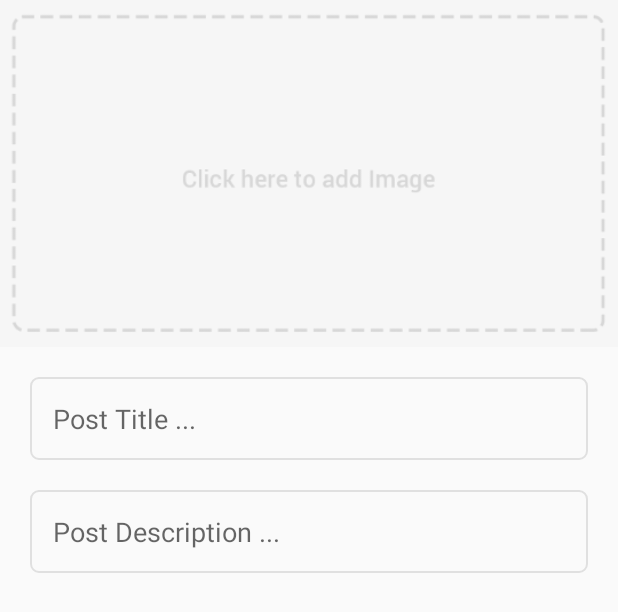
After one commit to solandmedotru/SimpleBlog, an Android app: the layout activity_blog_single.xml on its own in the app's theme, with its tools: preview values and no code run, on a phone screen of 412 x 824 dp. The commit adds this screen. Shown: the top 612 px of the screen. Run offline under Robolectric (Android 15) with nearby library versions, the light colour scheme and no system bars.

Commit message:
Added single post editor

```diff
--- a/app/src/main/AndroidManifest.xml
+++ b/app/src/main/AndroidManifest.xml
@@ -24,6 +24,7 @@
         <activity
             android:name="com.theartofdev.edmodo.cropper.CropImageActivity"
             android:theme="@style/Base.Theme.AppCompat" />
+        <activity android:name=".BlogSingleActivity"></activity>
     </application>
 
 </manifest>
--- a/app/src/main/java/ru/solandme/simpleblog/MainActivity.java
+++ b/app/src/main/java/ru/solandme/simpleblog/MainActivity.java
@@ -96,8 +96,9 @@ public class MainActivity extends AppCompatActivity {
                         viewHolder.view.setOnClickListener(new View.OnClickListener() {
                             @Override
                             public void onClick(View v) {
-
-
+                                Intent singleBlogIntent = new Intent(MainActivity.this, BlogSingleActivity.class);
+                                singleBlogIntent.putExtra("postKey", postKey);
+                                startActivity(singleBlogIntent);
                             }
                         });
 
--- /dev/null
+++ b/app/src/main/res/layout/activity_blog_single.xml
@@ -0,0 +1,82 @@
+<?xml version="1.0" encoding="utf-8"?>
+<RelativeLayout xmlns:android="http://schemas.android.com/apk/res/android"
+    xmlns:tools="http://schemas.android.com/tools"
+    android:id="@+id/activity_post"
+    android:layout_width="match_parent"
+    android:layout_height="match_parent"
+    tools:context="ru.solandme.simpleblog.PostActivity">
+
+
+    <ImageButton
+        android:id="@+id/singleImageSelect"
+        android:layout_width="match_parent"
+        android:layout_height="wrap_content"
+        android:adjustViewBounds="true"
+        android:background="#00ffffff"
+        android:contentDescription="@string/post_image"
+        android:scaleType="centerCrop"
+        android:src="@mipmap/add_btn" />
+
+    <EditText
+        android:id="@+id/singleTitleField"
+        android:layout_width="match_parent"
+        android:layout_height="wrap_content"
+        android:layout_below="@+id/singleImageSelect"
+        android:layout_centerHorizontal="true"
+        android:layout_marginLeft="20dp"
+        android:layout_marginRight="20dp"
+        android:layout_marginTop="20dp"
+        android:background="@drawable/input_outline"
+        android:ems="10"
+        android:hint="@string/post_title"
+        android:maxLines="1"
+        android:padding="15dp" />
+
+
+    <EditText
+        android:id="@+id/singleDescField"
+        android:layout_width="match_parent"
+        android:layout_height="wrap_content"
+        android:layout_below="@+id/singleTitleField"
+        android:layout_centerHorizontal="true"
+        android:layout_marginLeft="20dp"
+        android:layout_marginRight="20dp"
+        android:layout_marginTop="20dp"
+        android:background="@drawable/input_outline"
+        android:ems="10"
+        android:hint="@string/post_description"
+        android:inputType="textMultiLine"
+        android:padding="15dp" />
+
+    <LinearLayout
+        android:layout_width="match_parent"
+        android:layout_height="wrap_content"
+        android:layout_alignParentBottom="true"
+        android:layout_centerHorizontal="true"
+        android:orientation="horizontal">
+
+        <Button
+            android:id="@+id/singleSubmitButton"
+            android:layout_width="0dp"
+            android:layout_height="wrap_content"
+            android:layout_margin="5dp"
+            android:layout_weight="1"
+            android:background="@color/colorPrimary"
+            android:text="@string/submit_post"
+            android:textColor="@color/colorWhite"
+            android:visibility="gone" />
+
+        <Button
+            android:id="@+id/singleRemoveButton"
+            android:layout_width="0dp"
+            android:layout_height="wrap_content"
+            android:layout_margin="5dp"
+            android:layout_weight="1"
+            android:background="@color/colorAccent"
+            android:text="@string/remove_post"
+            android:textColor="@color/colorWhite"
+            android:visibility="gone" />
+    </LinearLayout>
+
+
+</RelativeLayout>
--- a/app/src/main/res/values/strings.xml
+++ b/app/src/main/res/values/strings.xml
@@ -16,4 +16,5 @@
     <string name="login">Login</string>
     <string name="need_a_new_account">Need a new Account</string>
     <string name="username">username</string>
+    <string name="remove_post">Remove post</string>
 </resources>
```
Also changed, not shown: app/src/main/java/ru/solandme/simpleblog/BlogSingleActivity.java (added, +79 -0 lines).
